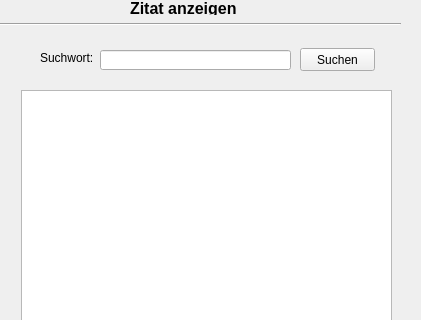
First picture: the form in ZitatErfassung/frmzitatanzeigen.ui, repository TrialAnd404/MyRepo, before the edit; both pictures show x 0 to 421 and y 0 to 320 of the 421 by 640 pixel window.
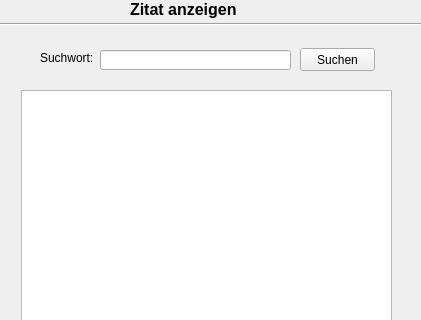
Second picture: the form after the edit.

Patch:
```diff
--- a/ZitatErfassung/frmzitatanzeigen.ui
+++ b/ZitatErfassung/frmzitatanzeigen.ui
@@ -32,7 +32,7 @@
      <x>130</x>
      <y>-1</y>
      <width>141</width>
-     <height>16</height>
+     <height>21</height>
     </rect>
    </property>
    <property name="text">
@@ -44,7 +44,7 @@
     <rect>
      <x>0</x>
      <y>14</y>
-     <width>401</width>
+     <width>421</width>
      <height>21</height>
     </rect>
    </property>
```
